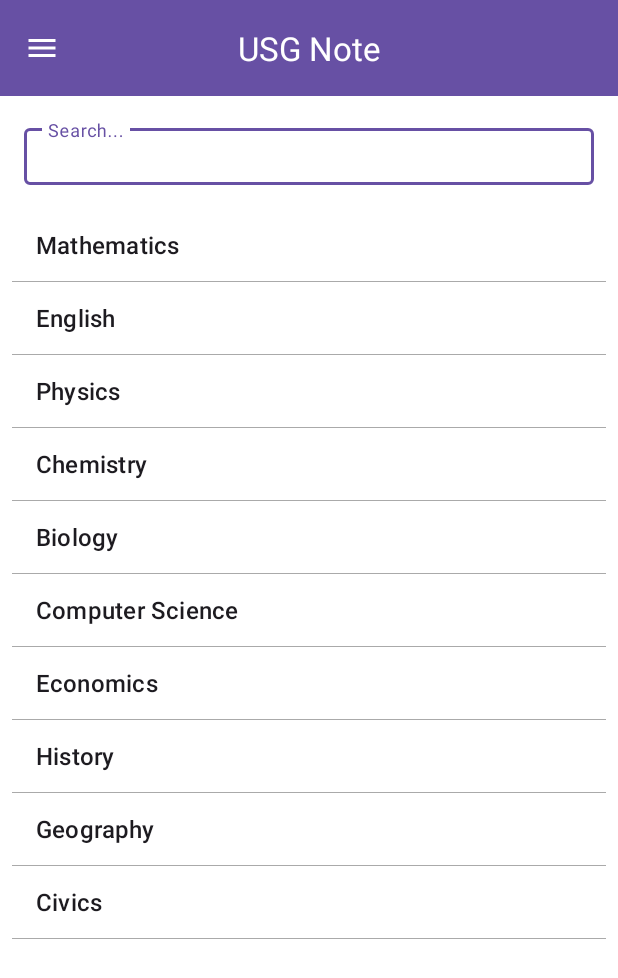
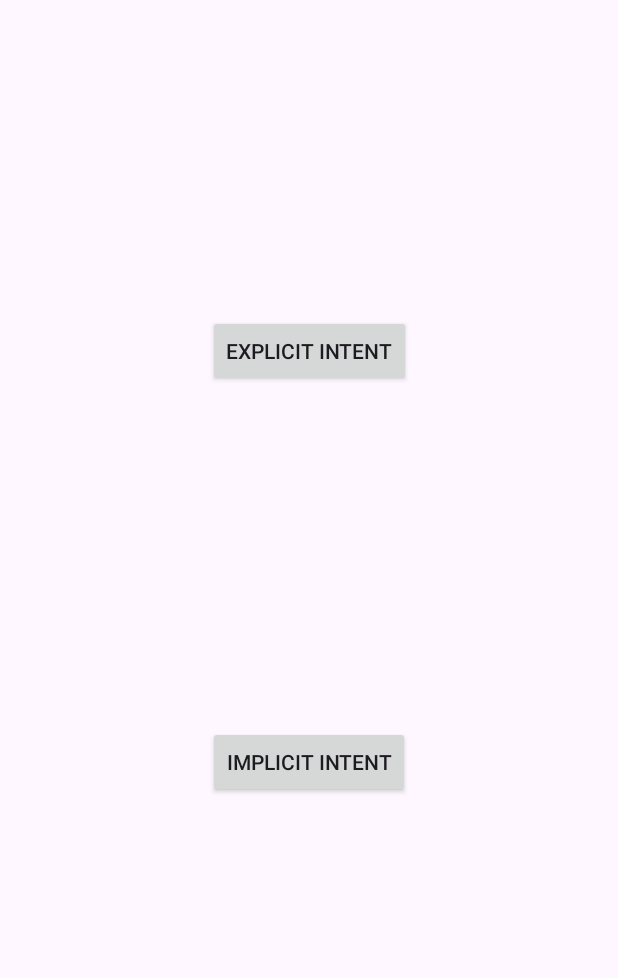
Before and after one commit to chinmoy-mondal/USG-Note, an Android app: the screen it shows after launch (MainActivity), on a phone screen of 412 x 824 dp. Shown: the top 978 px of the screen. Run offline under Robolectric (Android 15) with nearby library versions, the phone set to English and light mode, and no system bars.

Commit message:
explicit and implicit intent

```diff
--- a/app/src/main/AndroidManifest.xml
+++ b/app/src/main/AndroidManifest.xml
@@ -13,11 +13,15 @@
         android:theme="@style/Theme.USGNote"
         tools:targetApi="31">
         <activity
+            android:name=".SecondActivity"
+            android:exported="false" />
+        <activity
             android:name=".MainActivity"
             android:exported="true"
             android:theme="@style/Theme.USGNote.Splash">
             <intent-filter>
                 <action android:name="android.intent.action.MAIN" />
+
                 <category android:name="android.intent.category.LAUNCHER" />
             </intent-filter>
         </activity>
--- a/app/src/main/java/com/purnota/usgnote/MainActivity.kt
+++ b/app/src/main/java/com/purnota/usgnote/MainActivity.kt
@@ -1,7 +1,11 @@
 package com.purnota.usgnote
 
+import android.content.Intent
+import android.net.Uri
 import android.os.Bundle
+import android.provider.Telephony.Mms.Intents
 import android.widget.ArrayAdapter
+import android.widget.Button
 import android.widget.ListView
 import androidx.activity.ComponentActivity
 import androidx.core.splashscreen.SplashScreen
@@ -13,51 +17,29 @@ import com.google.android.material.textfield.TextInputEditText
 class MainActivity : ComponentActivity() {
 
     override fun onCreate(savedInstanceState: Bundle?) {
-        // Install splash screen
-        val splashScreen: SplashScreen = installSplashScreen()
         super.onCreate(savedInstanceState)
+        Thread.sleep(3000)
+        installSplashScreen()
         setContentView(R.layout.activity_main)
 
-        // Keep splash for 2 seconds
-        var keepSplashOnScreen = true
-        splashScreen.setKeepOnScreenCondition { keepSplashOnScreen }
-        window.decorView.postDelayed({
-            keepSplashOnScreen = false
-        }, 2000)
+        //        Explicit Intent
+        val explicitButton = findViewById<Button>(R.id.explicitButton)
 
-        // Setup toolbar
-        val toolbar = findViewById<MaterialToolbar>(R.id.topAppBar)
-        toolbar.setNavigationOnClickListener {
-            // You can open drawer or show a menu here
+        explicitButton.setOnClickListener {
+            val explicitIntent = Intent(this,SecondActivity::class.java)
+            startActivity(explicitIntent)
+            finish()
         }
 
-        // Setup search and list
-        setupSearchAndList()
-    }
 
-    private fun setupSearchAndList() {
-        val searchBar = findViewById<TextInputEditText>(R.id.searchBar)
-        val listView = findViewById<ListView>(R.id.listView)
+        //        Implicit Intent
+        val url = "https://www.google.com"
+        val implicitButton = findViewById<Button>(R.id.implicitButton)
 
-        val items = listOf(
-            "Mathematics",
-            "English",
-            "Physics",
-            "Chemistry",
-            "Biology",
-            "Computer Science",
-            "Economics",
-            "History",
-            "Geography",
-            "Civics"
-        )
+        implicitButton.setOnClickListener {
+            val  implicitIntent = Intent(Intent.ACTION_VIEW, Uri.parse(url))
+            startActivity(implicitIntent)
+        }
 
-        val adapter = ArrayAdapter(this, android.R.layout.simple_list_item_1, items)
-        listView.adapter = adapter
-
-        searchBar.addTextChangedListener { text ->
-            val filtered = items.filter { it.contains(text.toString(), ignoreCase = true) }
-            listView.adapter = ArrayAdapter(this, android.R.layout.simple_list_item_1, filtered)
-        }
     }
 }
--- /dev/null
+++ b/app/src/main/java/com/purnota/usgnote/SecondActivity.kt
@@ -0,0 +1,20 @@
+package com.purnota.usgnote
+
+import android.os.Bundle
+import androidx.activity.enableEdgeToEdge
+import androidx.appcompat.app.AppCompatActivity
+import androidx.core.view.ViewCompat
+import androidx.core.view.WindowInsetsCompat
+
+class SecondActivity : AppCompatActivity() {
+    override fun onCreate(savedInstanceState: Bundle?) {
+        super.onCreate(savedInstanceState)
+        enableEdgeToEdge()
+        setContentView(R.layout.activity_second)
+        ViewCompat.setOnApplyWindowInsetsListener(findViewById(R.id.main)) { v, insets ->
+            val systemBars = insets.getInsets(WindowInsetsCompat.Type.systemBars())
+            v.setPadding(systemBars.left, systemBars.top, systemBars.right, systemBars.bottom)
+            insets
+        }
+    }
+}
--- a/app/src/main/res/layout/activity_main.xml
+++ b/app/src/main/res/layout/activity_main.xml
@@ -1,50 +1,34 @@
 <?xml version="1.0" encoding="utf-8"?>
-<LinearLayout xmlns:android="http://schemas.android.com/apk/res/android"
+<androidx.constraintlayout.widget.ConstraintLayout xmlns:android="http://schemas.android.com/apk/res/android"
     xmlns:app="http://schemas.android.com/apk/res-auto"
     xmlns:tools="http://schemas.android.com/tools"
+    android:id="@+id/main"
     android:layout_width="match_parent"
     android:layout_height="match_parent"
-    android:orientation="vertical"
-    android:background="@color/white"
     tools:context=".MainActivity">
 
-    <!-- 🔹 Top Navbar -->
-    <com.google.android.material.appbar.MaterialToolbar
-        android:id="@+id/topAppBar"
-        style="@style/Widget.Material3.Toolbar"
-        android:layout_width="match_parent"
-        android:layout_height="?attr/actionBarSize"
-        android:background="?attr/colorPrimary"
-        app:title="USG Note"
-        app:titleTextColor="@android:color/white"
-        app:titleCentered="true"
-        app:navigationIcon="@drawable/ic_menu" />
+    <Button
+        android:id="@+id/explicitButton"
+        android:layout_width="wrap_content"
+        android:layout_height="wrap_content"
+        android:layout_marginBottom="16dp"
+        android:text="Explicit Intent"
+        android:textAllCaps="true"
+        app:layout_constraintBottom_toTopOf="@+id/implicitButton"
+        app:layout_constraintEnd_toEndOf="parent"
+        app:layout_constraintStart_toStartOf="parent"
+        app:layout_constraintTop_toTopOf="parent" />
 
-    <!-- 🔹 Search Bar -->
-    <com.google.android.material.textfield.TextInputLayout
-        android:layout_width="match_parent"
+    <Button
+        android:id="@+id/implicitButton"
+        android:layout_width="wrap_content"
         android:layout_height="wrap_content"
-        android:layout_margin="16dp"
-        android:hint="Search...">
+        android:layout_marginBottom="292dp"
+        android:text="Implicit Intent"
+        android:textAllCaps="true"
+        app:layout_constraintBottom_toBottomOf="parent"
+        app:layout_constraintEnd_toEndOf="parent"
+        app:layout_constraintHorizontal_bias="0.501"
+        app:layout_constraintStart_toStartOf="parent" />
 
-        <com.google.android.material.textfield.TextInputEditText
-            android:id="@+id/searchBar"
-            android:layout_width="match_parent"
-            android:layout_height="wrap_content"
-            android:inputType="text"
-            android:imeOptions="actionSearch"
-            android:textSize="16sp"
-            android:padding="8dp" />
-    </com.google.android.material.textfield.TextInputLayout>
-
-    <!-- 🔹 List of Items -->
-    <ListView
-        android:id="@+id/listView"
-        android:layout_width="match_parent"
-        android:layout_height="0dp"
-        android:layout_weight="1"
-        android:divider="@android:color/darker_gray"
-        android:dividerHeight="0.8dp"
-        android:paddingHorizontal="8dp" />
-
-</LinearLayout>
+</androidx.constraintlayout.widget.ConstraintLayout>
--- /dev/null
+++ b/app/src/main/res/layout/activity_second.xml
@@ -0,0 +1,20 @@
+<?xml version="1.0" encoding="utf-8"?>
+<androidx.constraintlayout.widget.ConstraintLayout xmlns:android="http://schemas.android.com/apk/res/android"
+    xmlns:app="http://schemas.android.com/apk/res-auto"
+    xmlns:tools="http://schemas.android.com/tools"
+    android:id="@+id/main"
+    android:layout_width="match_parent"
+    android:layout_height="match_parent"
+    tools:context=".SecondActivity">
+
+    <TextView
+        android:layout_width="wrap_content"
+        android:layout_height="wrap_content"
+        android:text="Welcome to second screen"
+        android:textSize="30dp"
+        app:layout_constraintStart_toStartOf="parent"
+        app:layout_constraintEnd_toEndOf="parent"
+        app:layout_constraintTop_toTopOf="parent"
+        app:layout_constraintBottom_toBottomOf="parent" />
+
+</androidx.constraintlayout.widget.ConstraintLayout>
```
